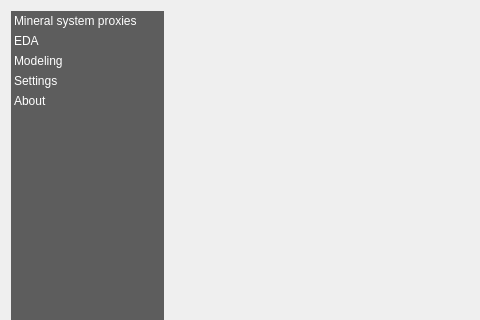
Old version of the form eis_qgis_plugin/resources/ui/wizard.ui in the repository GispoCoding/eis_qgis_plugin; both pictures show x 0 to 480 and y 0 to 320 of the 928 by 854 pixel window.
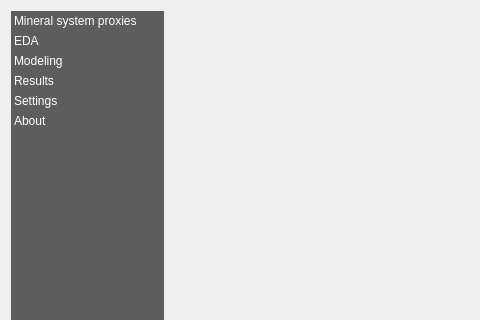
New version of the form.

Commit message: Add drafts for model evaluation/results, model data preparation, model application, create new wizard page

```diff
--- a/eis_qgis_plugin/resources/ui/wizard.ui
+++ b/eis_qgis_plugin/resources/ui/wizard.ui
@@ -85,6 +85,11 @@
        <string>Modeling</string>
       </property>
      </item>
+     <item>
+      <property name="text">
+       <string>Results</string>
+      </property>
+     </item>
      <item>
       <property name="text">
        <string>Settings</string>
```
The commit also changes 6 other files.
